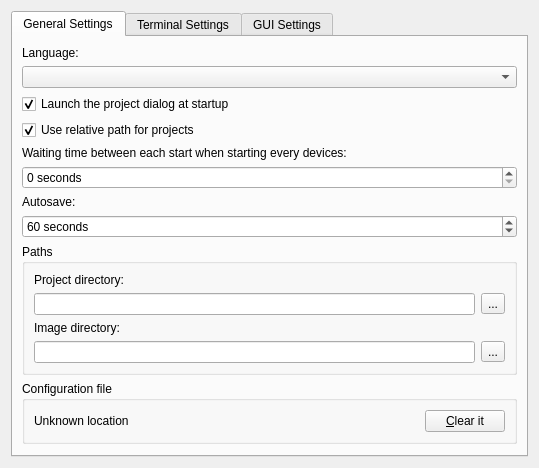
Before: the Qt Designer form src/GNS3/Ui/ConfigurationPages/Form_PreferencesGeneral.ui in GNS3/gns3-legacy, drawn with Qt 5.
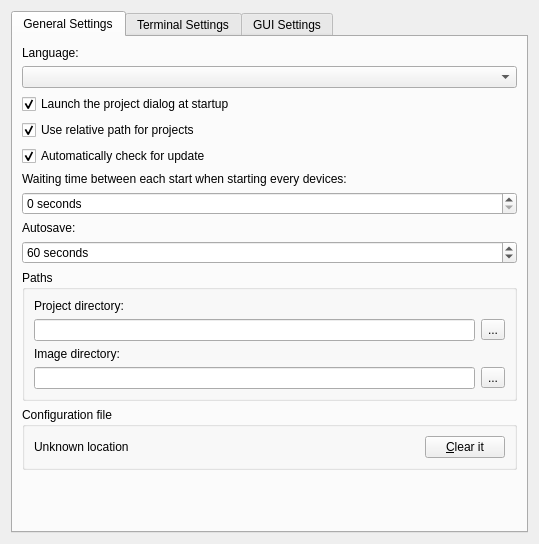
After: the same form once the commit is applied.

Commit message: Option to disable auto check for update

```diff
--- a/src/GNS3/Ui/ConfigurationPages/Form_PreferencesGeneral.ui
+++ b/src/GNS3/Ui/ConfigurationPages/Form_PreferencesGeneral.ui
@@ -7,7 +7,7 @@
     <x>0</x>
     <y>0</y>
     <width>539</width>
-    <height>453</height>
+    <height>544</height>
    </rect>
   </property>
   <property name="windowTitle">
@@ -67,31 +67,31 @@
          </property>
         </widget>
        </item>
-       <item row="4" column="0">
+       <item row="5" column="0">
         <widget class="QLabel" name="label_7">
          <property name="text">
           <string>Waiting time between each start when starting every devices:</string>
          </property>
         </widget>
        </item>
-       <item row="5" column="0">
-        <widget class="QSpinBox" name="slowStartAll">
-         <property name="suffix">
-          <string> seconds</string>
-         </property>
-         <property name="maximum">
-          <number>10000</number>
-         </property>
-        </widget>
-       </item>
        <item row="6" column="0">
+        <widget class="QSpinBox" name="slowStartAll">
+         <property name="suffix">
+          <string> seconds</string>
+         </property>
+         <property name="maximum">
+          <number>10000</number>
+         </property>
+        </widget>
+       </item>
+       <item row="7" column="0">
         <widget class="QLabel" name="label_10">
          <property name="text">
           <string>Autosave:</string>
          </property>
         </widget>
        </item>
-       <item row="7" column="0">
+       <item row="8" column="0">
         <widget class="QSpinBox" name="autoSave">
          <property name="suffix">
           <string> seconds</string>
@@ -104,7 +104,7 @@
          </property>
         </widget>
        </item>
-       <item row="8" column="0">
+       <item row="9" column="0">
         <widget class="QGroupBox" name="groupBox_2">
          <property name="title">
           <string>Paths</string>
@@ -153,7 +153,7 @@
          </layout>
         </widget>
        </item>
-       <item row="9" column="0">
+       <item row="10" column="0">
         <widget class="QGroupBox" name="groupBox_3">
          <property name="title">
           <string>Configuration file</string>
@@ -189,7 +189,7 @@
          </layout>
         </widget>
        </item>
-       <item row="10" column="0">
+       <item row="11" column="0">
         <spacer>
          <property name="orientation">
           <enum>Qt::Vertical</enum>
@@ -202,6 +202,16 @@
          </property>
         </spacer>
        </item>
+       <item row="4" column="0">
+        <widget class="QCheckBox" name="checkBoxCheckForUpdate">
+         <property name="text">
+          <string>Automatically check for update</string>
+         </property>
+         <property name="checked">
+          <bool>true</bool>
+         </property>
+        </widget>
+       </item>
       </layout>
      </widget>
      <widget class="QWidget" name="tab_3">
```
The commit also changes 7 other files.
